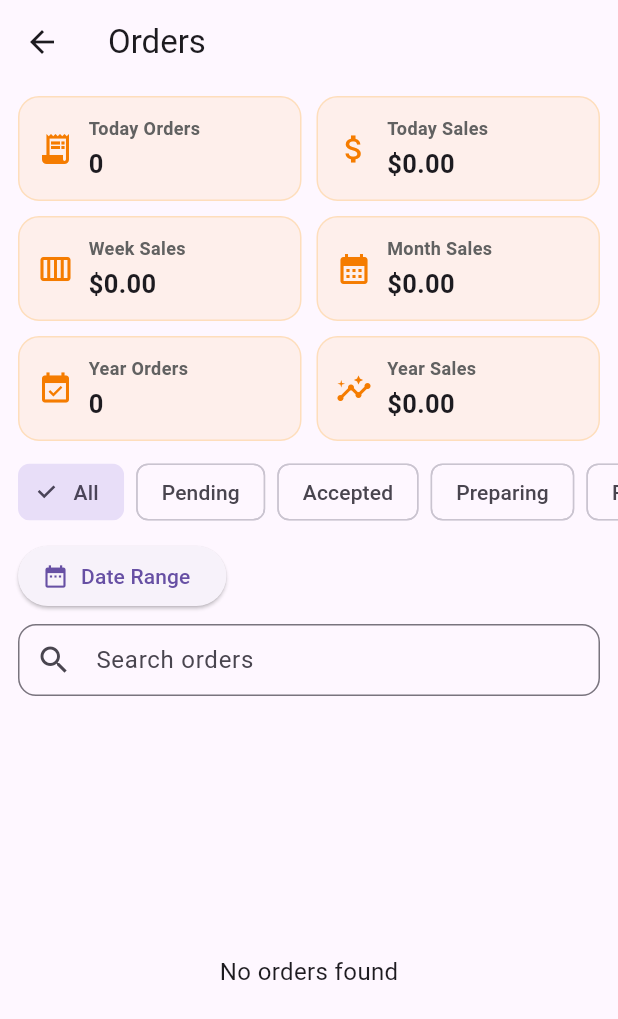
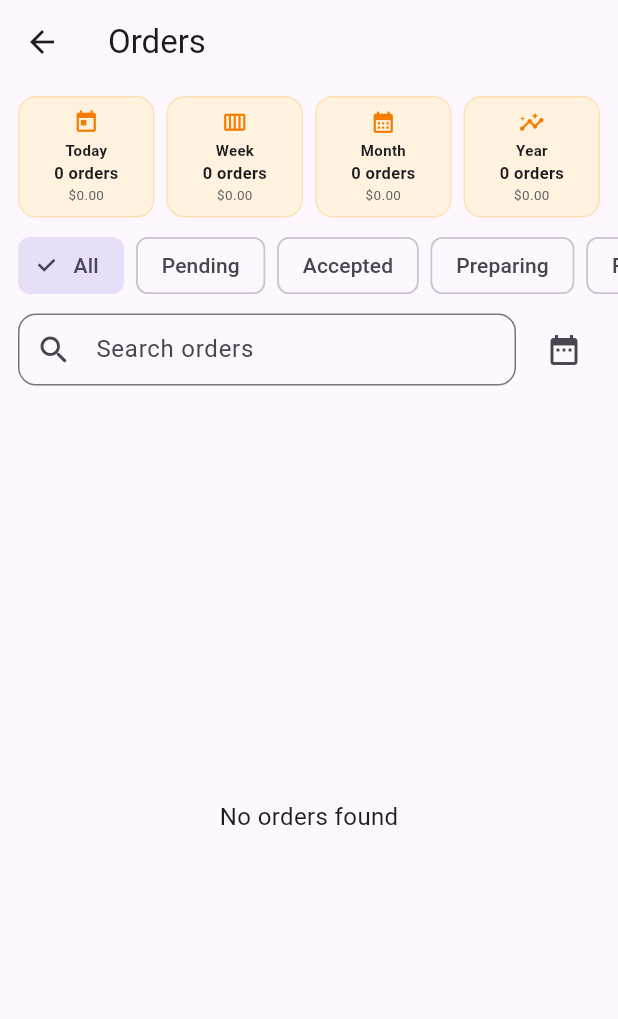
Before and after one commit to mapmybite/mapmybite, a Flutter app: the OrdersPage screen opened directly, on a phone screen of 412 x 824 dp. Shown: the top 1019 px of the screen. Run offline on Flutter 3.47's test engine with Material 3 defaults, Android fonts, the phone set to English and light mode, and no system bars; our stand-ins replace flutter_local_notifications, geocoding, geolocator, google_maps_flutter, image_picker, share_plus and 1 more.

Commit message:
Compact stats UI + orders count + cleaned widget_test

```diff
--- a/lib/orders_page.dart
+++ b/lib/orders_page.dart
@@ -949,61 +949,51 @@ class _OrdersPageState extends State<OrdersPage> {
       body: Column(
         children: [
           const SizedBox(height: 8),
+
           Padding(
             padding: const EdgeInsets.symmetric(horizontal: 12),
-            child: Column(
+            child: Row(
               children: [
-                Row(
-                  children: [
-                    _buildStatCard(
-                      title: 'Today Orders',
-                      value: todayStats['count'].toString(),
-                      icon: Icons.receipt_long,
+                Expanded(
+                  child: _buildCompactStat(
+                    title: 'Today',
+                    value: '${todayStats['count']} orders',
+                    subValue: '\$${todayStats['sales'].toStringAsFixed(2)}',
+                    icon: Icons.today,
                   ),
-                    const SizedBox(width: 10),
-                    _buildStatCard(
-                      title: 'Today Sales',
-                      value: '\$${todayStats['sales'].toStringAsFixed(2)}',
-                      icon: Icons.attach_money,
                 ),
-                  ],
-                ),
-                const SizedBox(height: 10),
-                Row(
-                  children: [
-                    _buildStatCard(
-                      title: 'Week Sales',
-                      value: '\$${weekStats['sales'].toStringAsFixed(2)}',
+                const SizedBox(width: 8),
+                Expanded(
+                  child: _buildCompactStat(
+                    title: 'Week',
+                    value: '${weekStats['count']} orders',
+                    subValue: '\$${weekStats['sales'].toStringAsFixed(2)}',
                     icon: Icons.calendar_view_week,
                   ),
-                    const SizedBox(width: 10),
-                    _buildStatCard(
-                      title: 'Month Sales',
-                      value: '\$${monthStats['sales'].toStringAsFixed(2)}',
+                ),
+                const SizedBox(width: 8),
+                Expanded(
+                  child: _buildCompactStat(
+                    title: 'Month',
+                    value: '${monthStats['count']} orders',
+                    subValue: '\$${monthStats['sales'].toStringAsFixed(2)}',
                     icon: Icons.calendar_month,
                   ),
-                  ],
                 ),
-                const SizedBox(height: 10),
-                Row(
-                  children: [
-                    _buildStatCard(
-                      title: 'Year Orders',
-                      value: yearStats['count'].toString(),
-                      icon: Icons.event_available,
-                    ),
-                    const SizedBox(width: 10),
-                    _buildStatCard(
-                      title: 'Year Sales',
-                      value: '\$${yearStats['sales'].toStringAsFixed(2)}',
+                const SizedBox(width: 8),
+                Expanded(
+                  child: _buildCompactStat(
+                    title: 'Year',
+                    value: '${yearStats['count']} orders',
+                    subValue: '\$${yearStats['sales'].toStringAsFixed(2)}',
                     icon: Icons.insights,
                   ),
-                  ],
                 ),
               ],
             ),
           ),
-          const SizedBox(height: 10),
+
+          const SizedBox(height: 8),
 
           SingleChildScrollView(
             scrollDirection: Axis.horizontal,
@@ -1019,28 +1009,14 @@ class _OrdersPageState extends State<OrdersPage> {
               ],
             ),
           ),
+
           const SizedBox(height: 8),
+
           Padding(
             padding: const EdgeInsets.symmetric(horizontal: 12),
             child: Row(
               children: [
-                ElevatedButton.icon(
-                  onPressed: _pickDateRange,
-                  icon: const Icon(Icons.date_range),
-                  label: const Text('Date Range'),
-                ),
-                const SizedBox(width: 10),
-                if (_selectedDateRange != null)
-                  TextButton(
-                    onPressed: _clearDateRange,
-                    child: const Text('Clear'),
-                  ),
-              ],
-            ),
-          ),
-          const SizedBox(height: 8),
-          Padding(
-            padding: const EdgeInsets.symmetric(horizontal: 12),
+                Expanded(
                   child: TextField(
                     controller: _searchController,
                     onChanged: (value) {
@@ -1067,12 +1043,29 @@ class _OrdersPageState extends State<OrdersPage> {
                       ),
                       contentPadding: const EdgeInsets.symmetric(
                         horizontal: 12,
-                  vertical: 12,
+                        vertical: 10,
                       ),
                     ),
                   ),
                 ),
+                const SizedBox(width: 8),
+                IconButton(
+                  tooltip: 'Date Range',
+                  onPressed: _pickDateRange,
+                  icon: const Icon(Icons.date_range),
+                ),
+                if (_selectedDateRange != null)
+                  IconButton(
+                    tooltip: 'Clear Date Range',
+                    onPressed: _clearDateRange,
+                    icon: const Icon(Icons.close),
+                  ),
+              ],
+            ),
+          ),
+
           const SizedBox(height: 8),
+
           Expanded(
             child: filteredIndices.isEmpty
                 ? const Center(
@@ -1280,8 +1273,7 @@ class _OrdersPageState extends State<OrdersPage> {
                             ),
                             ElevatedButton(
                               onPressed: canStartPreparing
-                                  ? () =>
-                                  _updateStatus(index, 'Preparing')
+                                  ? () => _updateStatus(index, 'Preparing')
                                   : null,
                               child: const Text('Preparing'),
                             ),
@@ -1322,4 +1314,53 @@ class _OrdersPageState extends State<OrdersPage> {
       ),
     );
   }
+
+  Widget _buildCompactStat({
+    required String title,
+    required String value,
+    required String subValue,
+    required IconData icon,
+  }) {
+    return Container(
+      padding: const EdgeInsets.symmetric(horizontal: 6, vertical: 8),
+      decoration: BoxDecoration(
+        color: Colors.orange.shade50,
+        borderRadius: BorderRadius.circular(12),
+        border: Border.all(color: Colors.orange.shade100),
+      ),
+      child: Column(
+        children: [
+          Icon(icon, size: 17, color: Colors.orange.shade700),
+          const SizedBox(height: 3),
+          Text(
+            title,
+            maxLines: 1,
+            overflow: TextOverflow.ellipsis,
+            style: const TextStyle(
+              fontSize: 10,
+              fontWeight: FontWeight.w600,
+            ),
+          ),
+          Text(
+            value,
+            maxLines: 1,
+            overflow: TextOverflow.ellipsis,
+            style: const TextStyle(
+              fontSize: 11,
+              fontWeight: FontWeight.bold,
+            ),
+          ),
+          Text(
+            subValue,
+            maxLines: 1,
+            overflow: TextOverflow.ellipsis,
+            style: TextStyle(
+              fontSize: 9,
+              color: Colors.grey.shade700,
+            ),
+          ),
+        ],
+      ),
+    );
   }
+}
```
Also changed, not shown: 1 other file. Lines whose indentation alone changed are shown as unchanged.
